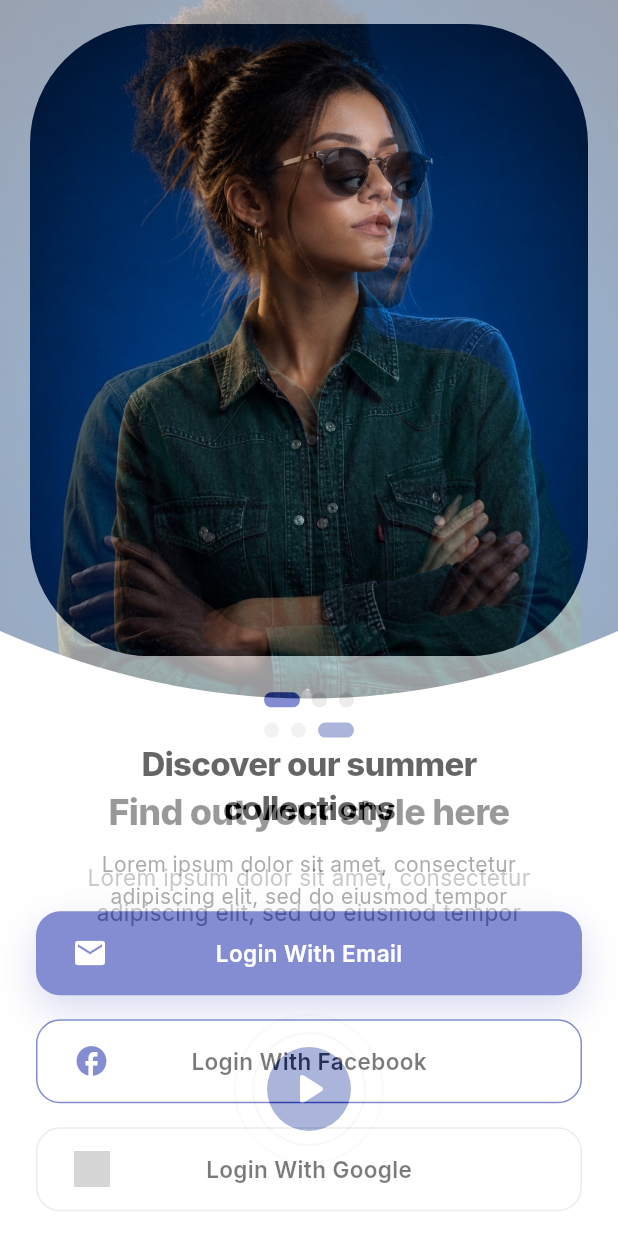
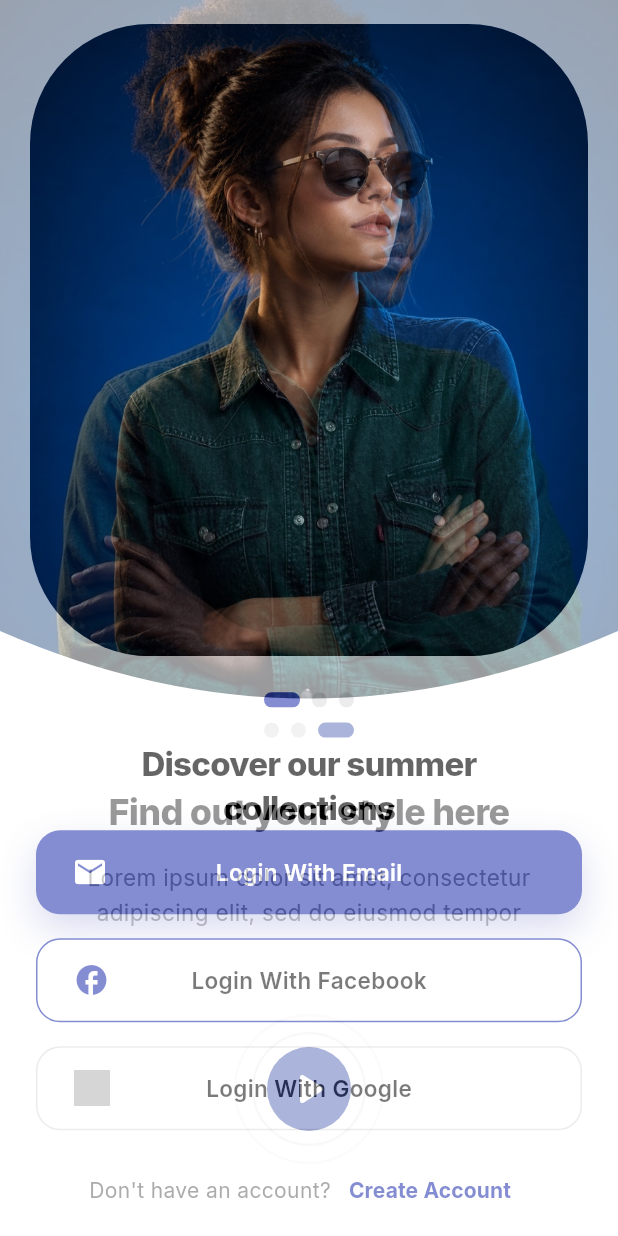
Before and after one commit to GitGuru29/fashion-store, a Flutter app: the screen it shows after launch, swiped to page 3, on a phone screen of 412 x 824 dp. Run offline on Flutter 3.47's test engine with Material 3 defaults, Android fonts, the phone set to English and light mode, and no system bars; our stand-ins replace badges, google_fonts; network calls fail; grey boxes are pictures that could not be loaded.

Commit message:
feat: remove subtitle and add account creation prompt to login screen

```diff
--- a/lib/screens/login_v1_screen.dart
+++ b/lib/screens/login_v1_screen.dart
@@ -123,18 +123,6 @@ class _LoginV1ScreenState extends State<LoginV1Screen> {
                         ),
                         textAlign: TextAlign.center,
                       ),
-                      const SizedBox(height: 12),
-                      // Subtitle
-                      Text(
-                        'Lorem ipsum dolor sit amet, consectetur\nadipiscing elit, sed do eiusmod tempor',
-                        style: GoogleFonts.inter(
-                          fontSize: 14,
-                          fontWeight: FontWeight.w400,
-                          color: Colors.grey.shade600,
-                          height: 1.5,
-                        ),
-                        textAlign: TextAlign.center,
-                      ),
                       const Spacer(),
                       // Buttons
                       _buildButton(
@@ -156,7 +144,32 @@ class _LoginV1ScreenState extends State<LoginV1Screen> {
                       ),
                       const SizedBox(height: 16),
                       _buildGoogleButton(),
-                      const SizedBox(height: 24),
+                      const SizedBox(height: 16),
+                      // Create Account
+                      Row(
+                        mainAxisAlignment: MainAxisAlignment.center,
+                        children: [
+                          Text(
+                            "Don't have an account?",
+                            style: GoogleFonts.inter(
+                              color: Colors.grey.shade600,
+                              fontSize: 14,
+                            ),
+                          ),
+                          TextButton(
+                            onPressed: () {},
+                            child: Text(
+                              'Create Account',
+                              style: GoogleFonts.inter(
+                                color: const Color(0xFF3342B3),
+                                fontSize: 14,
+                                fontWeight: FontWeight.bold,
+                              ),
+                            ),
+                          ),
+                        ],
+                      ),
+                      const SizedBox(height: 8),
                     ],
                   ),
                 ),
```
